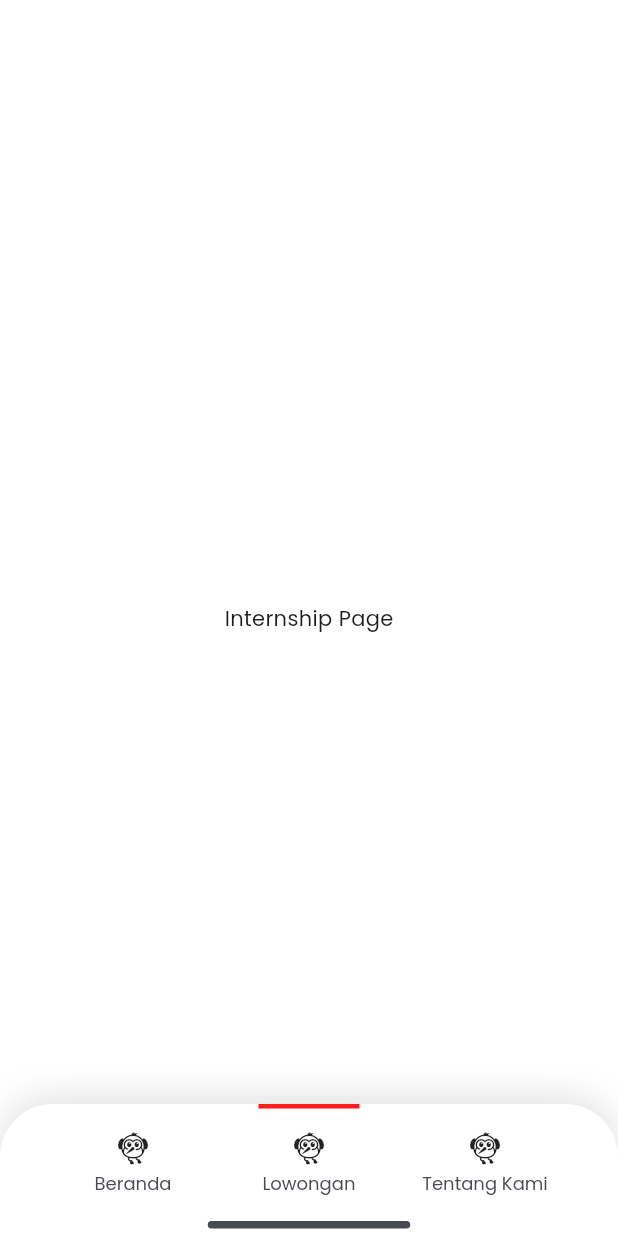
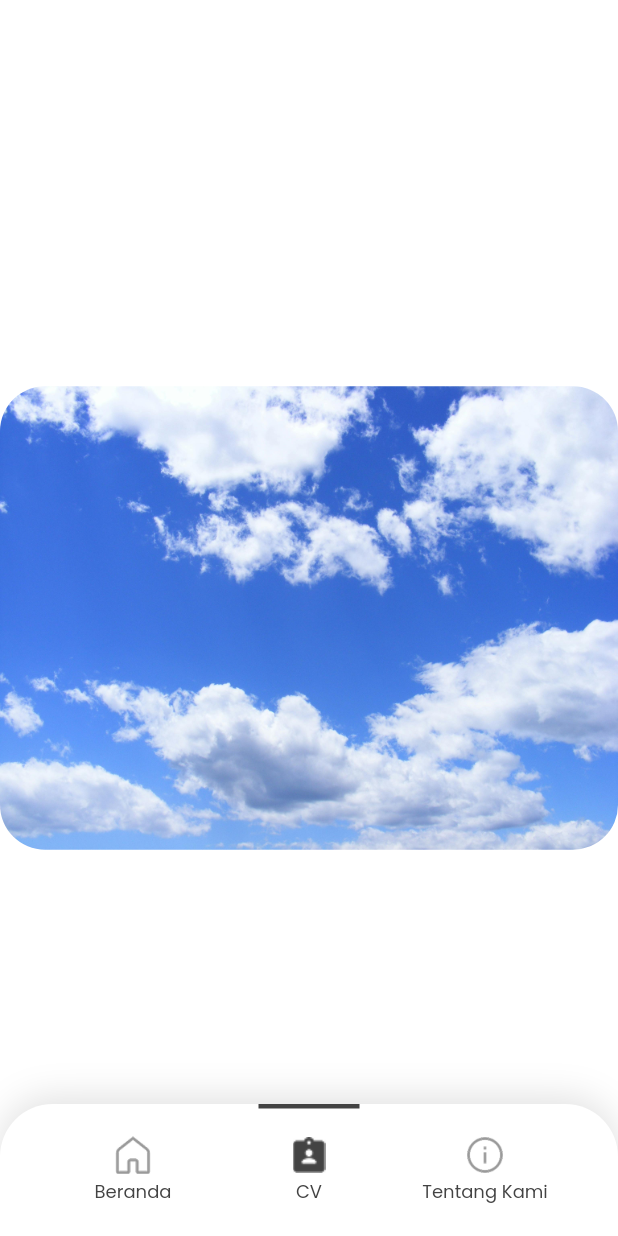
Before and after one commit to Blueeyss14/humic-internify, a Flutter app: the screen it shows after launch, item 2 of the bottom bar chosen, on a phone screen of 412 x 824 dp. Run offline on Flutter 3.47's test engine with Material 3 defaults, Android fonts, the phone set to English and light mode, and no system bars; our stand-ins replace get.

Commit message:
seperate bottombar logic

```diff
--- a/lib/src/features/models/bottombar_model.dart
+++ b/lib/src/features/models/bottombar_model.dart
@@ -1,20 +1,10 @@
-import 'package:flutter/material.dart';
-
 class BottombarModel {
-  IconData icon;
+  String icon;
   String label;
 
   BottombarModel(this.icon, this.label);
 
-  static List<BottombarModel> bottombarData() {
-    List<Map<String, dynamic>> datas = [
-      {"Icon": Icons.flutter_dash, "Label": "Beranda"},
-      {"Icon": Icons.flutter_dash, "Label": "Lowongan"},
-      {"Icon": Icons.flutter_dash, "Label": "Tentang Kami"},
-    ];
-
-    return datas
-        .map((data) => BottombarModel(data["Icon"], data["Label"]))
-        .toList();
+  factory BottombarModel.fromJson(Map<String, dynamic> json) {
+    return BottombarModel(json["Icon"], json["Label"]);
   }
 }
--- a/lib/src/features/viewmodels/bottombar_controller.dart
+++ b/lib/src/features/viewmodels/bottombar_controller.dart
@@ -1,9 +1,39 @@
 import 'package:get/get.dart';
+import 'package:humic_internify/src/features/models/bottombar_model.dart';
 
 class BottombarController extends GetxController {
   var currentIndex = 0.obs;
+  var icon = <BottombarModel>[].obs;
+
+  final List<String> icons = [
+    'assets/icons/home.png',
+    'assets/icons/cv.png',
+    'assets/icons/about_us.png',
+  ];
+  final List<String> filledIcons = [
+    'assets/icons/home_filled.png',
+    'assets/icons/cv_filled.png',
+    'assets/icons/about_us_filled.png',
+  ];
+  final List<String> labels = ['Beranda', 'CV', 'Tentang Kami'];
+
+  @override
+  void onInit() {
+    super.onInit();
+    fetchIcon(currentIndex.value);
+  }
 
   void changeIndex(int index) {
     currentIndex.value = index;
+    fetchIcon(index);
+  }
+
+  void fetchIcon(int index) {
+    icon.value = List.generate(icons.length, (i) {
+      return BottombarModel(
+        currentIndex.value == i ? filledIcons[i] : icons[i],
+        labels[i],
+      );
+    });
   }
 }
--- a/lib/src/features/views/components/bottom_navbar.dart
+++ b/lib/src/features/views/components/bottom_navbar.dart
@@ -10,7 +10,7 @@ class BottomNavbar extends StatelessWidget {
   @override
   Widget build(BuildContext context) {
     final bottombarController = Get.find<BottombarController>();
-    List<BottombarModel> bottomBar = BottombarModel.bottombarData();
+    final bottomBar = Get.find<BottombarController>().icon;
 
     double padding = 30;
     double screenWidth = MediaQuery.of(context).size.width;
@@ -34,9 +34,6 @@ class BottomNavbar extends StatelessWidget {
               ),
             ],
           ),
-          child: Column(
-            children: [
-              Expanded(
           child: Obx(
             () => Stack(
               children: [
@@ -57,7 +54,11 @@ class BottomNavbar extends StatelessWidget {
                         child: Column(
                           mainAxisAlignment: MainAxisAlignment.center,
                           children: [
-                                  Icon(bottomBar[index].icon),
+                            Image.asset(
+                              bottomBar[index].icon,
+                              height: 25,
+                              width: 25,
+                            ),
                             const SizedBox(height: 3),
                             Text(
                               bottomBar[index].label,
@@ -89,7 +90,7 @@ class BottomNavbar extends StatelessWidget {
                     child: Container(
                       margin: const EdgeInsets.symmetric(horizontal: 25),
                       alignment: Alignment.center,
-                            color: redHumic,
+                      color: blackHumic1,
                     ),
                   ),
                 ),
@@ -97,18 +98,6 @@ class BottomNavbar extends StatelessWidget {
             ),
           ),
         ),
-              Container(
-                width: 135,
-                margin: const EdgeInsets.only(bottom: 5),
-                height: 5,
-                decoration: BoxDecoration(
-                  borderRadius: BorderRadius.circular(10),
-                  color: blackHumic1,
-                ),
-              ),
-            ],
-          ),
-        ),
       ],
     );
   }
--- a/lib/src/features/views/pages/home_page.dart
+++ b/lib/src/features/views/pages/home_page.dart
@@ -1,10 +1,13 @@
 import 'package:flutter/material.dart';
+import 'package:get/get_core/src/get_main.dart';
+import 'package:get/get_instance/get_instance.dart';
+import 'package:humic_internify/src/features/viewmodels/bottombar_controller.dart';
 
 class HomePage extends StatelessWidget {
   const HomePage({super.key});
 
   @override
   Widget build(BuildContext context) {
-    return const Center(child: Text("Home Page"));
+    return Center(child: Image.asset("assets/images/pexels-pixabay-53594.jpg"));
   }
 }
--- a/lib/src/features/views/pages/internship_page.dart
+++ b/lib/src/features/views/pages/internship_page.dart
@@ -5,6 +5,14 @@ class InternshipPage extends StatelessWidget {
 
   @override
   Widget build(BuildContext context) {
-    return const Center(child: Text("Internship Page"));
+    return Column(
+      mainAxisAlignment: MainAxisAlignment.center,
+      children: [
+        ClipRRect(
+          borderRadius: BorderRadius.circular(30),
+          child: Image.asset("assets/images/pexels-pixabay-53594.jpg"),
+        ),
+      ],
+    );
   }
 }
--- a/lib/src/styles/custom_color.dart
+++ b/lib/src/styles/custom_color.dart
@@ -3,4 +3,4 @@ import 'package:flutter/material.dart';
 const humicBackground = Colors.white;
 const whiteHumic = Color(0xFFf5f6f7);
 const redHumic = Color(0xFFfa1d1d);
-const blackHumic1 = Color(0xFF484C52);
+const blackHumic1 = Color(0xFF434343);
--- a/pubspec.yaml
+++ b/pubspec.yaml
@@ -37,6 +37,7 @@ dependencies:
   get: ^4.7.2
   iconsax_flutter: ^1.0.0
   font_awesome_flutter: ^10.8.0
+  hero_animation: ^1.1.4
 
 dev_dependencies:
   flutter_test:
@@ -61,8 +62,9 @@ flutter:
   uses-material-design: true
 
   # To add assets to your application, add an assets section, like this:
-  # assets:
-  #   - images/a_dot_burr.jpeg
+  assets:
+    - assets/images/
+    - assets/icons/
   #   - images/a_dot_ham.jpeg
 
   # An image asset can refer to one or more resolution-specific "variants", see
```
Also changed, not shown: assets/icons/about_us.png (added), assets/icons/about_us_filled.png (added), assets/icons/cv.png (added), assets/icons/cv_filled.png (added), assets/icons/home.png (added), assets/icons/home_filled.png (added), assets/images/pexels-pixabay-53594.jpg (added), pubspec.lock. Lines whose indentation alone changed are shown as unchanged.
